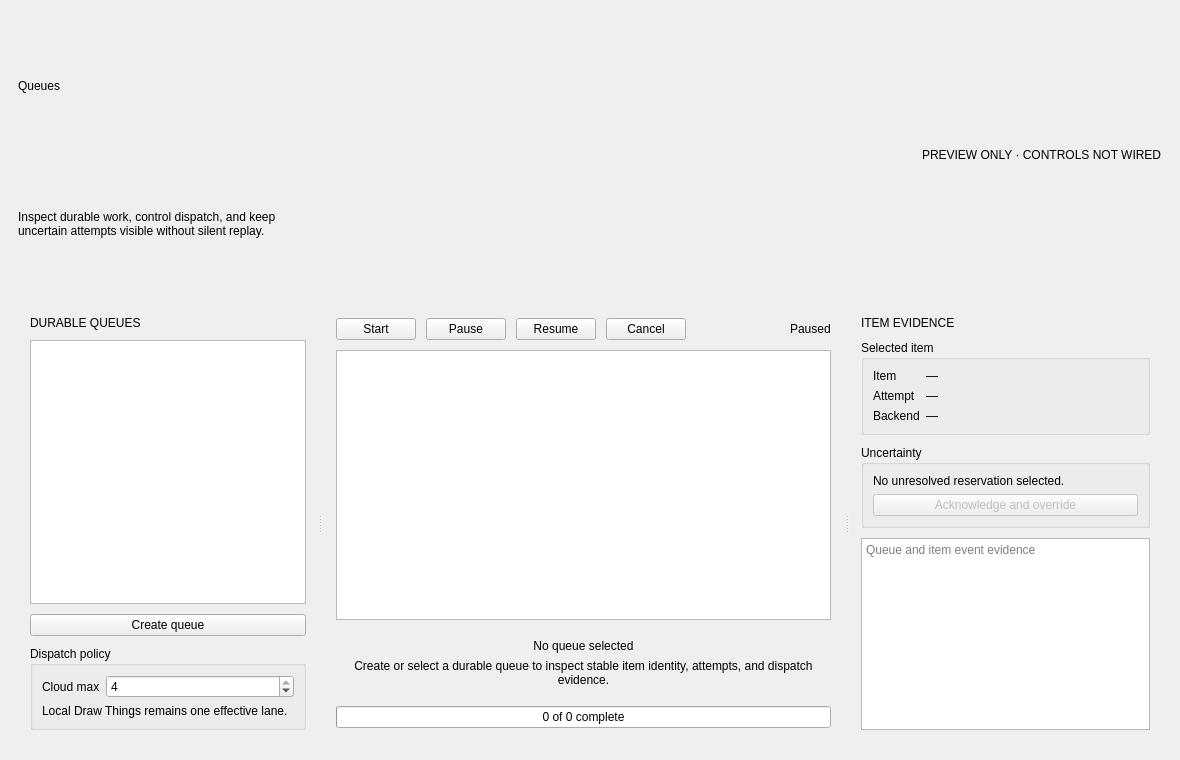
Above: src/dtflow/ui/forms/queue_page.ui from djebaz/dtflow before the change. Below: the same form after it.
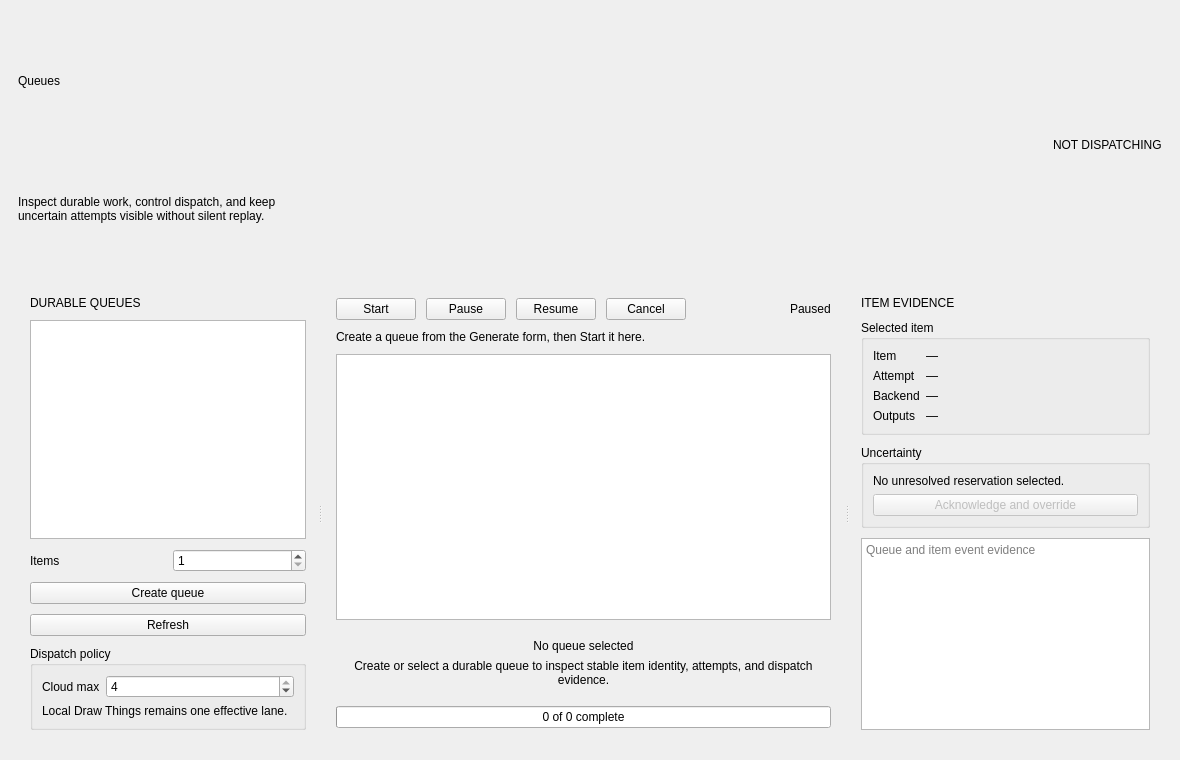
That is the form after the change.

Commit message: Phase 5B: desktop queue controls (#20)

Diff of the .ui file:
```diff
--- a/src/dtflow/ui/forms/queue_page.ui
+++ b/src/dtflow/ui/forms/queue_page.ui
@@ -11,7 +11,7 @@
     <layout class="QHBoxLayout" name="pageHeaderLayout">
      <item><layout class="QVBoxLayout" name="queueTitleLayout"><property name="spacing"><number>2</number></property><item><widget class="QLabel" name="pageTitleLabel"><property name="text"><string>Queues</string></property></widget></item><item><widget class="QLabel" name="pageSubtitleLabel"><property name="text"><string>Inspect durable work, control dispatch, and keep uncertain attempts visible without silent replay.</string></property><property name="wordWrap"><bool>true</bool></property></widget></item></layout></item>
      <item><spacer name="headerSpacer"><property name="orientation"><enum>Qt::Horizontal</enum></property><property name="sizeHint"><size><width>40</width><height>20</height></size></property></spacer></item>
-     <item><widget class="QLabel" name="ownershipBadgeLabel"><property name="text"><string>PREVIEW ONLY · CONTROLS NOT WIRED</string></property><property name="role" stdset="0"><string>badge</string></property></widget></item>
+     <item><widget class="QLabel" name="ownershipBadgeLabel"><property name="text"><string>NOT DISPATCHING</string></property><property name="role" stdset="0"><string>badge</string></property></widget></item>
     </layout>
    </item>
    <item>
@@ -23,7 +23,14 @@
        <property name="leftMargin"><number>12</number></property><property name="topMargin"><number>12</number></property><property name="rightMargin"><number>12</number></property><property name="bottomMargin"><number>12</number></property><property name="spacing"><number>10</number></property>
        <item><widget class="QLabel" name="queueContextEyebrow"><property name="text"><string>DURABLE QUEUES</string></property><property name="role" stdset="0"><string>eyebrow</string></property></widget></item>
        <item><widget class="QListWidget" name="queueList"><property name="accessibleName"><string>Durable queues</string></property></widget></item>
-       <item><widget class="QPushButton" name="createQueueButton"><property name="text"><string>Create queue</string></property><property name="accessibleName"><string>Create a durable queue</string></property></widget></item>
+       <item>
+        <layout class="QHBoxLayout" name="queueCountLayout">
+         <item><widget class="QLabel" name="queueCountLabel"><property name="text"><string>Items</string></property></widget></item>
+         <item><widget class="QSpinBox" name="queueCountSpinBox"><property name="minimum"><number>1</number></property><property name="maximum"><number>1000</number></property><property name="value"><number>1</number></property><property name="toolTip"><string>Item N uses the form's seed + N - 1.</string></property><property name="accessibleName"><string>Number of queue items</string></property></widget></item>
+        </layout>
+       </item>
+       <item><widget class="QPushButton" name="createQueueButton"><property name="text"><string>Create queue</string></property><property name="toolTip"><string>Creates a paused queue from the Generate form. Contacts no backend and uploads nothing.</string></property><property name="accessibleName"><string>Create a durable queue</string></property></widget></item>
+       <item><widget class="QPushButton" name="refreshQueuesButton"><property name="text"><string>Refresh</string></property></widget></item>
        <item>
         <widget class="QGroupBox" name="concurrencyBox">
          <property name="title"><string>Dispatch policy</string></property>
@@ -49,6 +56,7 @@
          <item><widget class="QLabel" name="queueStateLabel"><property name="text"><string>Paused</string></property><property name="state" stdset="0"><string>warning</string></property></widget></item>
         </layout>
        </item>
+       <item><widget class="QLabel" name="queueMessageLabel"><property name="text"><string>Create a queue from the Generate form, then Start it here.</string></property><property name="wordWrap"><bool>true</bool></property><property name="state" stdset="0"><string>unknown</string></property><property name="accessibleName"><string>Queue action status</string></property></widget></item>
        <item>
         <widget class="QFrame" name="queueTableHost">
          <layout class="QVBoxLayout" name="queueTableHostLayout">
@@ -83,6 +91,8 @@
           <item row="1" column="1"><widget class="QLabel" name="attemptIdLabel"><property name="text"><string>—</string></property></widget></item>
           <item row="2" column="0"><widget class="QLabel" name="backendCaption"><property name="text"><string>Backend</string></property></widget></item>
           <item row="2" column="1"><widget class="QLabel" name="itemBackendLabel"><property name="text"><string>—</string></property></widget></item>
+          <item row="3" column="0"><widget class="QLabel" name="outputsCaption"><property name="text"><string>Outputs</string></property></widget></item>
+          <item row="3" column="1"><widget class="QLabel" name="itemOutputsLabel"><property name="text"><string>—</string></property><property name="wordWrap"><bool>true</bool></property><property name="textInteractionFlags"><set>Qt::TextSelectableByMouse</set></property></widget></item>
          </layout>
         </widget>
        </item>
```
The commit also changes 20 other files.
